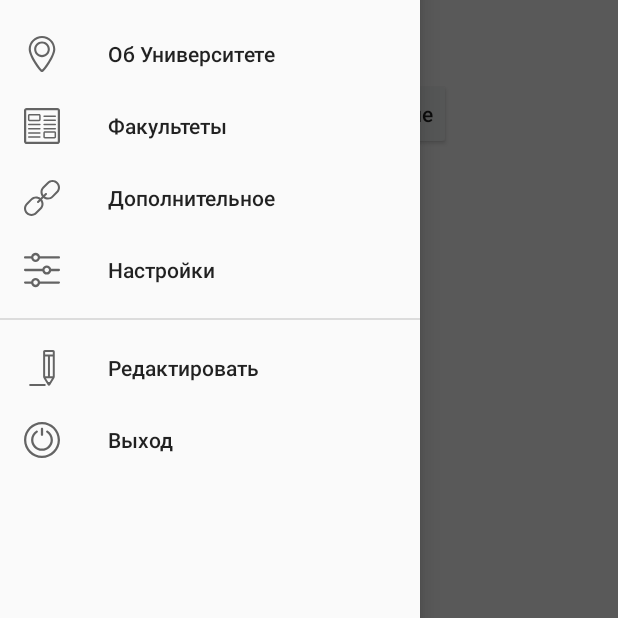
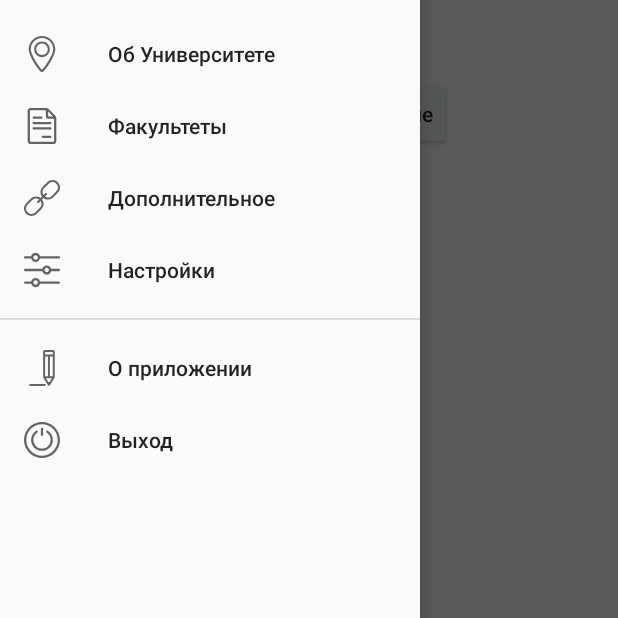
Before and after one commit to V1ntagezTV/ClientUniver, an Android app: the screen it shows after launch (MainActivity), with the side drawer open, on a phone screen of 412 x 824 dp, the part 546-1164 px from its top. Run offline under Robolectric (Android 15) with nearby library versions, the phone set to English and light mode, and no system bars; our stand-ins replace Picasso, navigation-ui; pictures from the network do not load.

Commit message:
facult icon in menu changed

```diff
--- a/app/src/main/res/drawable/ic_faculties.xml
+++ b/app/src/main/res/drawable/ic_faculties.xml
@@ -1,41 +1,23 @@
 <?xml version="1.0" encoding="utf-8"?>
 <vector xmlns:android="http://schemas.android.com/apk/res/android"
-    android:width="242.643dp"
-    android:height="242.643dp"
-    android:viewportWidth="242.643"
-    android:viewportHeight="242.643">
+    android:width="236.816dp"
+    android:height="236.816dp"
+    android:viewportWidth="236.816"
+    android:viewportHeight="236.816">
 
     <path
         android:fillColor="#000002"
-        android:pathData="M225.142,0H17.5C7.851,0,0,7.851,0,17.5v207.643c0,9.65,7.851,17.5,17.5,17.5h207.642 c9.649,0,17.5-7.85,17.5-17.5V17.5C242.642,7.851,234.791,0,225.142,0z M227.642,225.143c0,1.355-1.145,2.5-2.5,2.5H17.5 c-1.355,0-2.5-1.145-2.5-2.5V17.5c0-1.355,1.145-2.5,2.5-2.5h207.642c1.355,0,2.5,1.145,2.5,2.5V225.143z" />
+        android:pathData="M203.424,47.001L165.372,9.224C160.076,3.966,150.455,0,142.991,0H41.581 c-9.649,0-17.5,7.851-17.5,17.5v201.816c0,9.649,7.851,17.5,17.5,17.5h153.655c9.649,0,17.5-7.851,17.5-17.5V69.369 C212.736,61.888,208.732,52.271,203.424,47.001z M191.479,56.278h-30.425c-1.355,0-2.5-1.145-2.5-2.5V23.591L191.479,56.278z M195.236,221.816H41.581c-1.355,0-2.5-1.145-2.5-2.5V17.5c0-1.355,1.145-2.5,2.5-2.5h101.411c0.181,0,0.371,0.011,0.562,0.023 v38.756c0,9.649,7.851,17.5,17.5,17.5h36.683v148.038C197.736,220.672,196.591,221.816,195.236,221.816z" />
     <path
         android:fillColor="#000002"
-        android:pathData="M102.252,40.646H36.606c-5.514,0-10,4.486-10,10v28.371c0,5.514,4.486,10,10,10h65.646 c5.514,0,10-4.486,10-10V50.646C112.252,45.133,107.766,40.646,102.252,40.646z M102.237,79.018H36.606V50.646h65.646 L102.237,79.018z M102.252,84.018v-5c0,0,0,0,0.001,0L102.252,84.018z" />
+        android:pathData="M64.061,71.278h50c4.142,0,7.5-3.357,7.5-7.5c0-4.143-3.358-7.5-7.5-7.5h-50 c-4.142,0-7.5,3.357-7.5,7.5C56.561,67.921,59.919,71.278,64.061,71.278z" />
     <path
         android:fillColor="#000002"
-        android:pathData="M206.037,157.222h-65.646c-5.514,0-10,4.486-10,10v28.371c0,5.514,4.486,10,10,10h65.646 c5.514,0,10-4.486,10-10v-28.371C216.037,161.708,211.551,157.222,206.037,157.222z M206.022,195.593h-65.631v-28.371h65.646 L206.022,195.593z M206.037,200.593v-5c0.001,0,0.001,0,0.001,0L206.037,200.593z" />
+        android:pathData="M173.392,182.115h-50c-4.142,0-7.5,3.357-7.5,7.5c0,4.143,3.358,7.5,7.5,7.5h50 c4.142,0,7.5-3.357,7.5-7.5C180.892,185.473,177.534,182.115,173.392,182.115z" />
     <path
         android:fillColor="#000002"
-        android:pathData="M107.252,106.425H31.606c-2.761,0-5,2.238-5,5c0,2.762,2.239,5,5,5h75.646c2.761,0,5-2.238,5-5 C112.252,108.663,110.013,106.425,107.252,106.425z" />
+        android:pathData="M173.392,91.553H64.061c-4.142,0-7.5,3.357-7.5,7.5c0,4.143,3.358,7.5,7.5,7.5h109.331 c4.142,0,7.5-3.357,7.5-7.5C180.892,94.91,177.534,91.553,173.392,91.553z" />
     <path
         android:fillColor="#000002"
-        android:pathData="M107.252,134.686H31.606c-2.761,0-5,2.238-5,5c0,2.762,2.239,5,5,5h75.646c2.761,0,5-2.238,5-5 C112.252,136.925,110.013,134.686,107.252,134.686z" />
-    <path
-        android:fillColor="#000002"
-        android:pathData="M107.252,162.947H31.606c-2.761,0-5,2.238-5,5c0,2.762,2.239,5,5,5h75.646c2.761,0,5-2.238,5-5 C112.252,165.186,110.013,162.947,107.252,162.947z" />
-    <path
-        android:fillColor="#000002"
-        android:pathData="M107.252,191.208H31.606c-2.761,0-5,2.238-5,5c0,2.762,2.239,5,5,5h75.646c2.761,0,5-2.238,5-5 C112.252,193.446,110.013,191.208,107.252,191.208z" />
-    <path
-        android:fillColor="#000002"
-        android:pathData="M211.037,49.904h-75.646c-2.761,0-5,2.238-5,5c0,2.762,2.239,5,5,5h75.646c2.761,0,5-2.238,5-5 C216.037,52.143,213.798,49.904,211.037,49.904z" />
-    <path
-        android:fillColor="#000002"
-        android:pathData="M211.037,78.165h-75.646c-2.761,0-5,2.238-5,5c0,2.762,2.239,5,5,5h75.646c2.761,0,5-2.238,5-5 C216.037,80.403,213.798,78.165,211.037,78.165z" />
-    <path
-        android:fillColor="#000002"
-        android:pathData="M211.037,106.425h-75.646c-2.761,0-5,2.238-5,5c0,2.762,2.239,5,5,5h75.646c2.761,0,5-2.238,5-5 C216.037,108.663,213.798,106.425,211.037,106.425z" />
-    <path
-        android:fillColor="#000002"
-        android:pathData="M211.037,134.686h-75.646c-2.761,0-5,2.238-5,5c0,2.762,2.239,5,5,5h75.646c2.761,0,5-2.238,5-5 C216.037,136.925,213.798,134.686,211.037,134.686z" />
+        android:pathData="M173.392,126.827H64.061c-4.142,0-7.5,3.357-7.5,7.5c0,4.143,3.358,7.5,7.5,7.5h109.331 c4.142,0,7.5-3.357,7.5-7.5C180.892,130.185,177.534,126.827,173.392,126.827z" />
 </vector>
--- a/app/src/main/res/values/strings.xml
+++ b/app/src/main/res/values/strings.xml
@@ -10,7 +10,7 @@
     <string name="menu_shedule">Расписание</string>
     <string name="menu_unstudents">Абитуриентам</string>
     <string name="menu_tools">Настройки</string>
-    <string name="menu_edit">Редактировать</string>
+    <string name="menu_edit">О приложении</string>
     <string name="menu_about">Об Университете</string>
     <string name="menu_faculties">Факультеты</string>
     <string name="menu_services">Дополнительное</string>
```
